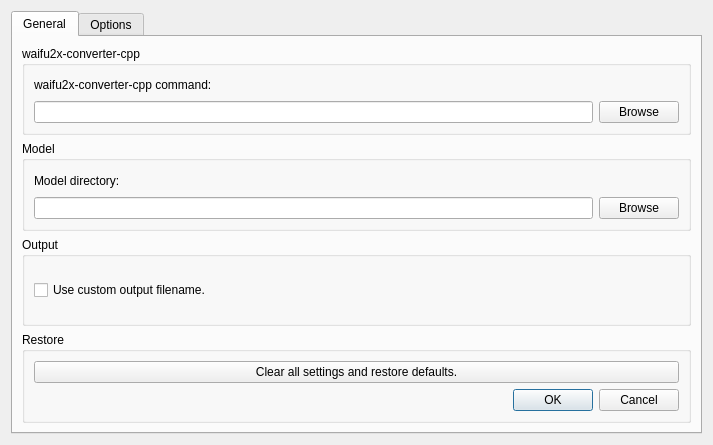
Qt form preferencesdialog.ui (khws4v1/waifu2x-converter-qt) before a commit.
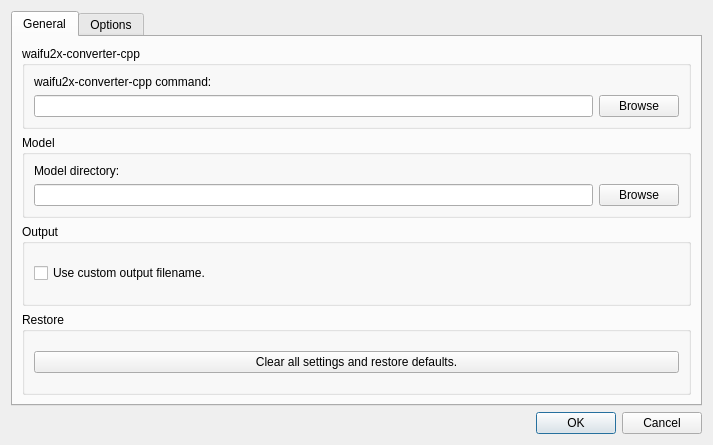
The same form after that commit. The open tabs and pages were chosen to show the change.

What changed in the file:
```diff
--- a/preferencesdialog.ui
+++ b/preferencesdialog.ui
@@ -113,16 +113,6 @@
             </property>
            </widget>
           </item>
-          <item>
-           <widget class="QDialogButtonBox" name="buttonBox">
-            <property name="orientation">
-             <enum>Qt::Horizontal</enum>
-            </property>
-            <property name="standardButtons">
-             <set>QDialogButtonBox::Cancel|QDialogButtonBox::Ok</set>
-            </property>
-           </widget>
-          </item>
          </layout>
         </widget>
        </item>
@@ -186,6 +176,16 @@
      </widget>
     </widget>
    </item>
+   <item>
+    <widget class="QDialogButtonBox" name="buttonBox">
+     <property name="orientation">
+      <enum>Qt::Horizontal</enum>
+     </property>
+     <property name="standardButtons">
+      <set>QDialogButtonBox::Cancel|QDialogButtonBox::Ok</set>
+     </property>
+    </widget>
+   </item>
   </layout>
  </widget>
  <resources/>
```
Left out of the diff: 18 changed lines with no effect on the pictures.
